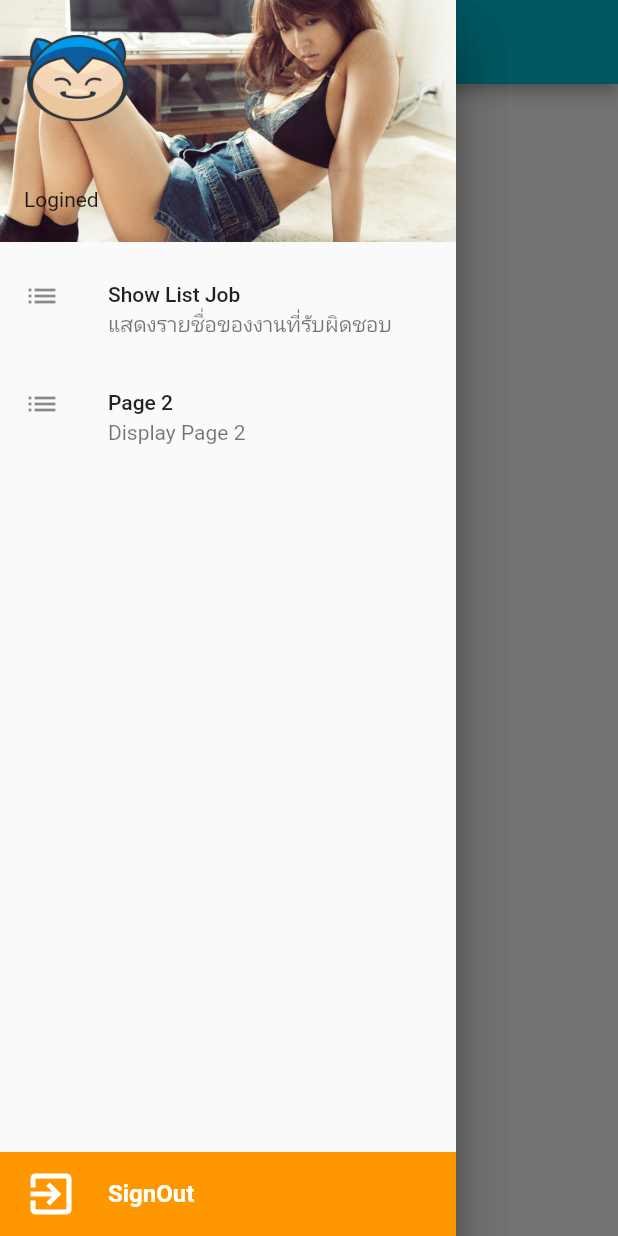
After one commit to nuttasart/NutAicApp, a Flutter app: the MyServiceOfficer screen opened by its route, with the side drawer open, on a phone screen of 412 x 824 dp. The commit adds this screen. Run offline on Flutter 3.47's test engine with Material 2 defaults, Android fonts, the phone set to English and light mode, and no system bars; our stand-ins replace dio, google_fonts, google_maps_flutter, location, shared_preferences; accounts and stored records are empty; network calls fail.

Commit message:
Fin 23 Dec

```diff
--- a/lib/router.dart
+++ b/lib/router.dart
@@ -1,8 +1,14 @@
 import 'package:flutter/material.dart';
 import 'package:nutaicapp/widget/authen.dart';
+import 'package:nutaicapp/widget/edit_information.dart';
+import 'package:nutaicapp/widget/my_service_office.dart';
+import 'package:nutaicapp/widget/my_service_user.dart';
 import 'package:nutaicapp/widget/register.dart';
 
 final Map<String, WidgetBuilder> rounts = <String, WidgetBuilder>{
   '/authen': (BuildContext context) => Authen(),
   '/register': (BuildContext context) => Register(),
+  '/serviceuser': (BuildContext context) => MyServiceUser(),
+  '/serviceofficer': (BuildContext context) => MyServiceOfficer(),
+  '/editinformation': (BuildContext context) => EditInformation(),
 };
--- a/lib/utility/myconstant.dart
+++ b/lib/utility/myconstant.dart
@@ -1,5 +1,7 @@
 class MyConstant {
-  String domain = 'https://0d130f8d088a.ngrok.io';
+  String domain = 'https://ddbb0f120341.ngrok.io';
+  String keyName = 'name';
+  String keyType = 'Type';
 
   MyConstant();
 }
--- a/lib/utility/mystyle.dart
+++ b/lib/utility/mystyle.dart
@@ -1,5 +1,6 @@
 import 'package:flutter/cupertino.dart';
 import 'package:flutter/material.dart';
+import 'package:shared_preferences/shared_preferences.dart';
 
 class MyStyle {
   Widget showProgess() => Center(
@@ -10,5 +11,46 @@ class MyStyle {
         ),
       );
 
+  TextStyle whiteStyle() => TextStyle(
+        color: Colors.white,
+        fontWeight: FontWeight.bold,
+        fontSize: 16,
+      );
+
+  TextStyle blackStyle() => TextStyle(
+        color: Colors.black,
+        fontWeight: FontWeight.bold,
+        fontSize: 16,
+      );
+
+  Widget buildSignOut(BuildContext context) {
+    return Drawer(
+      child: Column(
+        mainAxisAlignment: MainAxisAlignment.end,
+        children: [
+          ListTile(
+            onTap: () async {
+              SharedPreferences preferences =
+                  await SharedPreferences.getInstance();
+              preferences.clear();
+              Navigator.pushNamedAndRemoveUntil(
+                  context, '/authen', (route) => false);
+            },
+            tileColor: Colors.orange,
+            leading: Icon(
+              Icons.exit_to_app,
+              color: Colors.white,
+              size: 36,
+            ),
+            title: Text(
+              'SignOut',
+              style: MyStyle().whiteStyle(),
+            ),
+          ),
+        ],
+      ),
+    );
+  }
+
   MyStyle();
 }
--- /dev/null
+++ b/lib/widget/my_service_office.dart
@@ -0,0 +1,99 @@
+import 'package:flutter/material.dart';
+import 'package:nutaicapp/utility/myconstant.dart';
+import 'package:nutaicapp/utility/mystyle.dart';
+import 'package:nutaicapp/widget/page2.dart';
+import 'package:nutaicapp/widget/showlistjob.dart';
+import 'package:shared_preferences/shared_preferences.dart';
+
+class MyServiceOfficer extends StatefulWidget {
+  @override
+  _MyServiceOfficerState createState() => _MyServiceOfficerState();
+}
+
+class _MyServiceOfficerState extends State<MyServiceOfficer> {
+  String nameLogin;
+  Widget currentWidget = ShowListJob();
+  @override
+  void initState() {
+    // TODO: implement initState
+    super.initState();
+    findLogin();
+  }
+
+  Future<Null> findLogin() async {
+    SharedPreferences preferences = await SharedPreferences.getInstance();
+    setState(() {
+      nameLogin = preferences.getString(MyConstant().keyName);
+    });
+  }
+
+  @override
+  Widget build(BuildContext context) {
+    return Scaffold(
+      appBar: AppBar(
+        title: Text(nameLogin == null ? 'Officer: ' : 'Officer: $nameLogin'),
+      ),
+      drawer: buildDrawer(context),
+      body: currentWidget,
+    );
+  }
+
+  Drawer buildDrawer(BuildContext context) {
+    return Drawer(
+      child: Stack(
+        children: [
+          MyStyle().buildSignOut(context),
+          Column(
+            children: [
+              buildUserAccountsDrawerHeader(),
+              buildMenuShowJob(),
+              buildMenuPage2(),
+            ],
+          ),
+        ],
+      ),
+    );
+  }
+
+  ListTile buildMenuPage2() {
+    return ListTile(
+      leading: Icon(Icons.list),
+      title: Text('Page 2'),
+      subtitle: Text('Display Page 2'),
+      onTap: () {
+        Navigator.pop(context);
+        setState(() {
+          currentWidget = Page2();
+        });
+      },
+    );
+  }
+
+  ListTile buildMenuShowJob() {
+    return ListTile(
+      leading: Icon(Icons.list),
+      title: Text('Show List Job'),
+      subtitle: Text('แสดงรายชื่อของงานที่รับผิดชอบ'),
+      onTap: () {
+        Navigator.pop(context);
+        setState(() {
+          currentWidget = ShowListJob();
+        });
+      },
+    );
+  }
+
+  UserAccountsDrawerHeader buildUserAccountsDrawerHeader() {
+    return UserAccountsDrawerHeader(
+      decoration: BoxDecoration(
+        image: DecorationImage(
+          image: AssetImage('images/yuam.jpg'),
+          fit: BoxFit.cover,
+        ),
+      ),
+      currentAccountPicture: Image.asset('images/snorlax.png'),
+      accountName: nameLogin == null ? Text('Name') : Text(nameLogin),
+      accountEmail: Text('Logined'),
+    );
+  }
+}
--- /dev/null
+++ b/lib/widget/showlistjob.dart
@@ -0,0 +1,15 @@
+import 'package:flutter/material.dart';
+
+class ShowListJob extends StatefulWidget {
+  @override
+  _ShowListJobState createState() => _ShowListJobState();
+}
+
+class _ShowListJobState extends State<ShowListJob> {
+  @override
+  Widget build(BuildContext context) {
+    return Scaffold(
+      body: Text('This is your list job.'),
+    );
+  }
+}
--- a/pubspec.yaml
+++ b/pubspec.yaml
@@ -30,6 +30,9 @@ dependencies:
   cupertino_icons: ^1.0.1
   google_fonts: ^1.1.1
   dio: ^3.0.10
+  shared_preferences: ^0.5.12+4
+  location: ^3.1.0
+  google_maps_flutter: ^1.0.6
 
 dev_dependencies:
   flutter_test:
```
Also changed, not shown: lib/main.dart (+29 -3 lines), lib/models/usermodel.dart (+36 -4 lines), lib/widget/authen.dart (+21 -2 lines), lib/widget/edit_information.dart (added, +107 -0 lines), lib/widget/informationuser.dart (added, +65 -0 lines), lib/widget/my_service_user.dart (added, +34 -0 lines), lib/widget/page2.dart (added, +15 -0 lines), images/wall.jpg (added), images/yua.jpg (added), images/yuam.jpg (added), pubspec.lock, 1 other file.
